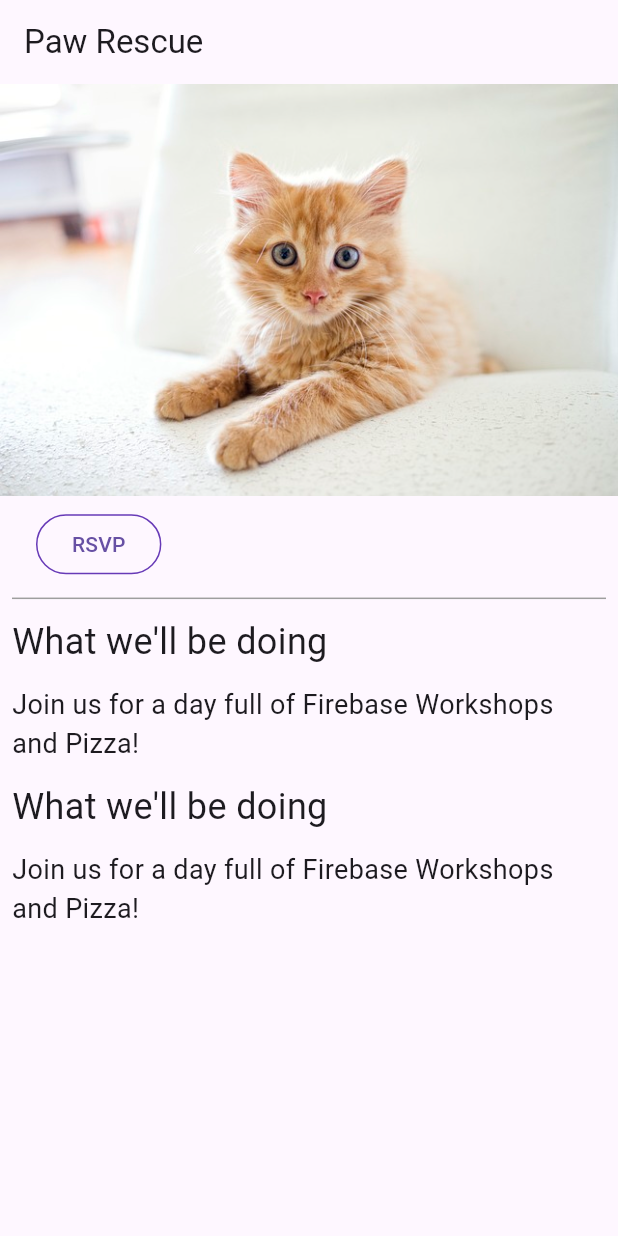
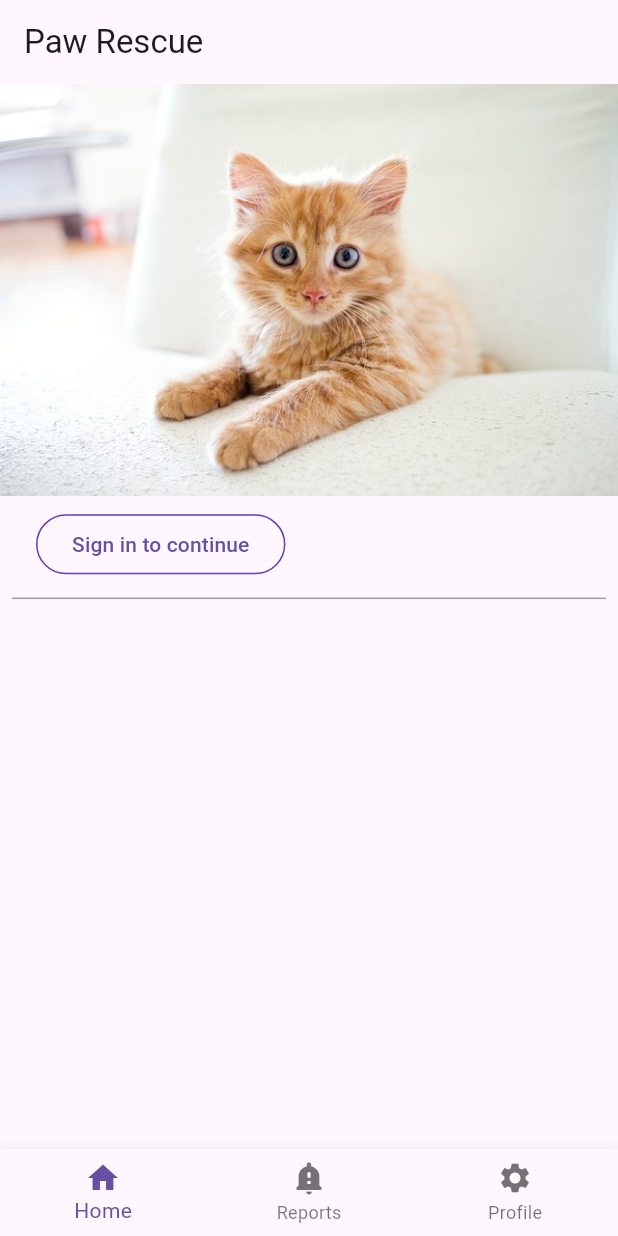
Before and after one commit to SadmanYasar/paw_rescue, a Flutter app: the screen it shows after launch, on a phone screen of 412 x 824 dp. Run offline on Flutter 3.47's test engine with Material 3 defaults, Android fonts, the light colour scheme and no system bars; our stand-ins replace cloud_firestore, firebase_auth, firebase_core, go_router, google_fonts; missing offline and left inert: firebase_ui_auth; accounts and stored records are empty.

Commit message:
added bottomtabs

```diff
--- a/lib/home_page.dart
+++ b/lib/home_page.dart
@@ -41,29 +41,29 @@ class HomePage extends StatelessWidget {
             endIndent: 8,
             color: Colors.grey,
           ),
-          const Header("What we'll be doing"),
-          const Paragraph(
-            'Join us for a day full of Firebase Workshops and Pizza!',
-          ),
-          const Header("What we'll be doing"),
-          const Paragraph(
-            'Join us for a day full of Firebase Workshops and Pizza!',
-          ),
-          Consumer<ApplicationState>(
-            builder: (context, appState, _) => Column(
-              crossAxisAlignment: CrossAxisAlignment.start,
-              children: [
-                if (appState.loggedIn) ...[
-                  const Header('Discussion'),
-                  GuestBook(
-                    addMessage: (message) =>
-                        appState.addMessageToGuestBook(message),
-                    messages: appState.guestBookMessages,
-                  ),
-                ],
-              ],
-            ),
-          ),
+          // const Header("What we'll be doing"),
+          // const Paragraph(
+          //   'Join us for a day full of Firebase Workshops and Pizza!',
+          // ),
+          // const Header("What we'll be doing"),
+          // const Paragraph(
+          //   'Join us for a day full of Firebase Workshops and Pizza!',
+          // ),
+          // Consumer<ApplicationState>(
+          //   builder: (context, appState, _) => Column(
+          //     crossAxisAlignment: CrossAxisAlignment.start,
+          //     children: [
+          //       if (appState.loggedIn) ...[
+          //         const Header('Discussion'),
+          //         GuestBook(
+          //           addMessage: (message) =>
+          //               appState.addMessageToGuestBook(message),
+          //           messages: appState.guestBookMessages,
+          //         ),
+          //       ],
+          //     ],
+          //   ),
+          // ),
         ],
       ),
     );
--- a/lib/main.dart
+++ b/lib/main.dart
@@ -1,7 +1,3 @@
-// Copyright 2022 The Flutter Authors. All rights reserved.
-// Use of this source code is governed by a BSD-style license that can be
-// found in the LICENSE file.
-
 import 'package:firebase_ui_auth/firebase_ui_auth.dart'; // new
 import 'package:flutter/material.dart';
 import 'package:go_router/go_router.dart'; // new
@@ -20,13 +16,24 @@
   ));
 }
 
-// Add GoRouter configuration outside the App class
+final GlobalKey<NavigatorState> _rootNavigatorKey =
+    GlobalKey<NavigatorState>(debugLabel: 'root');
+final GlobalKey<NavigatorState> _shellNavigatorKey =
+    GlobalKey<NavigatorState>(debugLabel: 'shell');
+// // Add GoRouter configuration outside the App class
 final _router = GoRouter(
-  routes: [
+  navigatorKey: _rootNavigatorKey,
+  routes: <RouteBase>[
+    ShellRoute(
+        navigatorKey: _shellNavigatorKey,
+        builder: (BuildContext context, GoRouterState state, Widget child) {
+          return ScaffoldWithNavBar(child: child);
+        },
+        routes: <RouteBase>[
           GoRoute(
               path: '/',
               builder: (context, state) => const HomePage(),
-      routes: [
+              routes: <RouteBase>[
                 GoRoute(
                   path: 'sign-in',
                   builder: (context, state) {
@@ -58,7 +65,8 @@
                             const snackBar = SnackBar(
                                 content: Text(
                                     'Please check your email to verify your email address'));
-                    ScaffoldMessenger.of(context).showSnackBar(snackBar);
+                            ScaffoldMessenger.of(context)
+                                .showSnackBar(snackBar);
                           }
                           context.pushReplacement('/');
                         })),
@@ -91,8 +99,8 @@
                     );
                   },
                 ),
-      ],
-    ),
+              ]),
+        ])
   ],
 );
 // end of GoRouter configuration
@@ -104,7 +112,7 @@
   @override
   Widget build(BuildContext context) {
     return MaterialApp.router(
-      title: 'Firebase Meetup',
+      title: 'Paw Rescue',
       theme: ThemeData(
         buttonTheme: Theme.of(context).buttonTheme.copyWith(
               highlightColor: Colors.deepPurple,
@@ -120,3 +128,76 @@
     );
   }
 }
+
+/// Builds the "shell" for the app by building a Scaffold with a
+/// BottomNavigationBar, where [child] is placed in the body of the Scaffold.
+class ScaffoldWithNavBar extends StatelessWidget {
+  /// Constructs an [ScaffoldWithNavBar].
+  const ScaffoldWithNavBar({
+    required this.child,
+    super.key,
+  });
+
+  /// The widget to display in the body of the Scaffold.
+  /// In this sample, it is a Navigator.
+  final Widget child;
+
+  @override
+  Widget build(BuildContext context) {
+    return Scaffold(
+      body: child,
+      bottomNavigationBar: BottomNavigationBar(
+        items: const <BottomNavigationBarItem>[
+          BottomNavigationBarItem(
+            icon: Icon(Icons.home),
+            label: 'Home',
+          ),
+          BottomNavigationBarItem(
+            icon: Icon(Icons.notification_important_rounded),
+            label: 'Reports',
+          ),
+          BottomNavigationBarItem(
+            icon: Icon(Icons.settings),
+            label: 'Profile',
+          ),
+        ],
+        currentIndex: _calculateSelectedIndex(context),
+        onTap: (int idx) => _onItemTapped(idx, context),
+      ),
+    );
+  }
+
+  static int _calculateSelectedIndex(BuildContext context) {
+    final String location = GoRouterState.of(context).uri.path;
+    if (location.startsWith('/')) {
+      return 0;
+    }
+    if (location.startsWith('/profile')) {
+      return 1;
+    }
+    if (location.startsWith('/reports')) {
+      return 2;
+    }
+    return 0;
+  }
+
+  void _onItemTapped(int index, BuildContext context) {
+    switch (index) {
+      case 0:
+        //navigate to home
+        context.pushReplacement('/');
+        break;
+      case 1:
+        //navigate to profile if signed in else navigate to sign-in
+        final state = context.read<ApplicationState>();
+        if (state.loggedIn == false) {
+          context.push('/sign-in');
+        } else {
+          context.push('/profile');
+        }
+        break;
+      // case 2:
+      //   GoRouter.of(context).go('/c');
+    }
+  }
+}
--- a/lib/src/authentication.dart
+++ b/lib/src/authentication.dart
@@ -27,19 +27,20 @@ class AuthFunc extends StatelessWidget {
               onPressed: () {
                 !loggedIn ? context.push('/sign-in') : signOut();
               },
-              child: !loggedIn ? const Text('RSVP') : const Text('Logout')),
+              //if logged in display user name
+              child: !loggedIn ? const Text('Sign in to continue') : const Text('Logout')),
         ),
-        Visibility(
-          visible: loggedIn,
-          child: Padding(
-            padding: const EdgeInsets.only(left: 24, bottom: 8),
-            child: StyledButton(
-                onPressed: () {
-                  context.push('/profile');
-                },
-                child: const Text('Profile')),
-          ),
-        )
+        // Visibility(
+        //   visible: loggedIn,
+        //   child: Padding(
+        //     padding: const EdgeInsets.only(left: 24, bottom: 8),
+        //     child: StyledButton(
+        //         onPressed: () {
+        //           context.push('/profile');
+        //         },
+        //         child: const Text('Profile')),
+        //   ),
+        // )
       ],
     );
   }
```
Also changed, not shown: lib/widgets/bottom_navigation_bar.dart (added, +46 -0 lines), lib/widgets/screen_container.dart (added, +25 -0 lines). Lines whose indentation alone changed are shown as unchanged.
